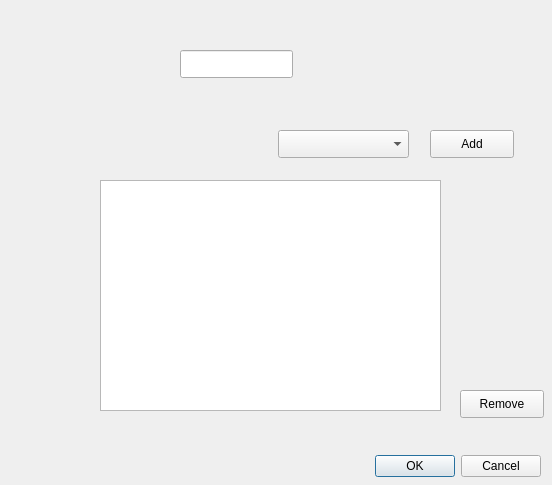
The window that createpermissiongroup.ui (kieranmckenzie/teamworking_key_management_app) describes before a commit, drawn with Qt 5.
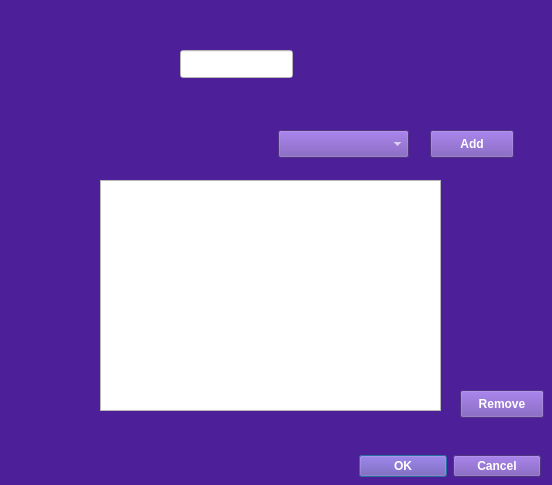
The same window after the commit.

```diff
--- a/createpermissiongroup.ui
+++ b/createpermissiongroup.ui
@@ -13,6 +13,26 @@
   <property name="windowTitle">
    <string>Dialog</string>
   </property>
+  <property name="styleSheet">
+   <string notr="true">QDialog{
+	background-color: #4D1F99;
+}
+QComboBox{
+	background-color: #6F4AB1;
+	color: #FFFFFF;
+	font-weight: bold;
+}
+QPushButton {
+	background-color: #6F4AB1;
+	color: #FFFFFF;
+	font-weight: bold;
+    min-width: 80px;
+}
+QLineEdit{
+	color: #000000;
+	background-color: #FFFFFF;
+}</string>
+  </property>
   <widget class="QDialogButtonBox" name="buttonBox">
    <property name="geometry">
     <rect>
```
